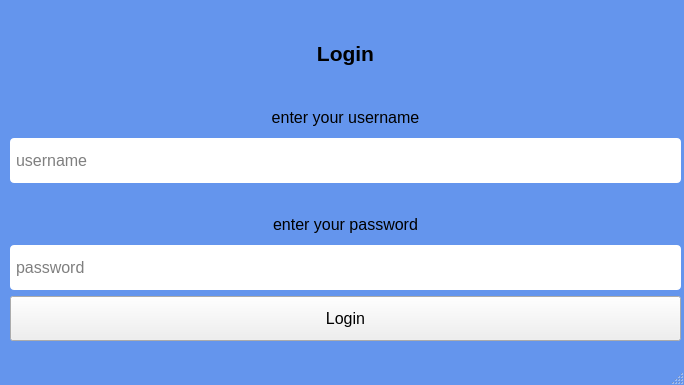
amxnese/DevCollab, file login.ui: the form before one commit.
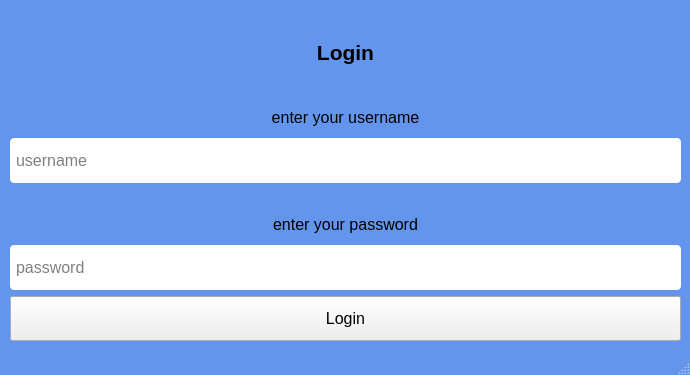
The form after the commit. Icons and pictures are not drawn.

What changed in the file:
```diff
--- a/login.ui
+++ b/login.ui
@@ -6,8 +6,8 @@
    <rect>
     <x>0</x>
     <y>0</y>
-    <width>684</width>
-    <height>385</height>
+    <width>690</width>
+    <height>375</height>
    </rect>
   </property>
   <property name="windowTitle">
@@ -26,9 +26,9 @@
     <property name="geometry">
      <rect>
       <x>10</x>
-      <y>10</y>
+      <y>40</y>
       <width>671</width>
-      <height>331</height>
+      <height>301</height>
      </rect>
     </property>
     <layout class="QVBoxLayout" name="verticalLayout_2">
@@ -57,7 +57,7 @@
         <string>Login</string>
        </property>
        <property name="alignment">
-        <set>Qt::AlignCenter</set>
+        <set>Qt::AlignHCenter|Qt::AlignTop</set>
        </property>
       </widget>
      </item>
```
Left out of the diff: 22 changed lines with no effect on the pictures.
